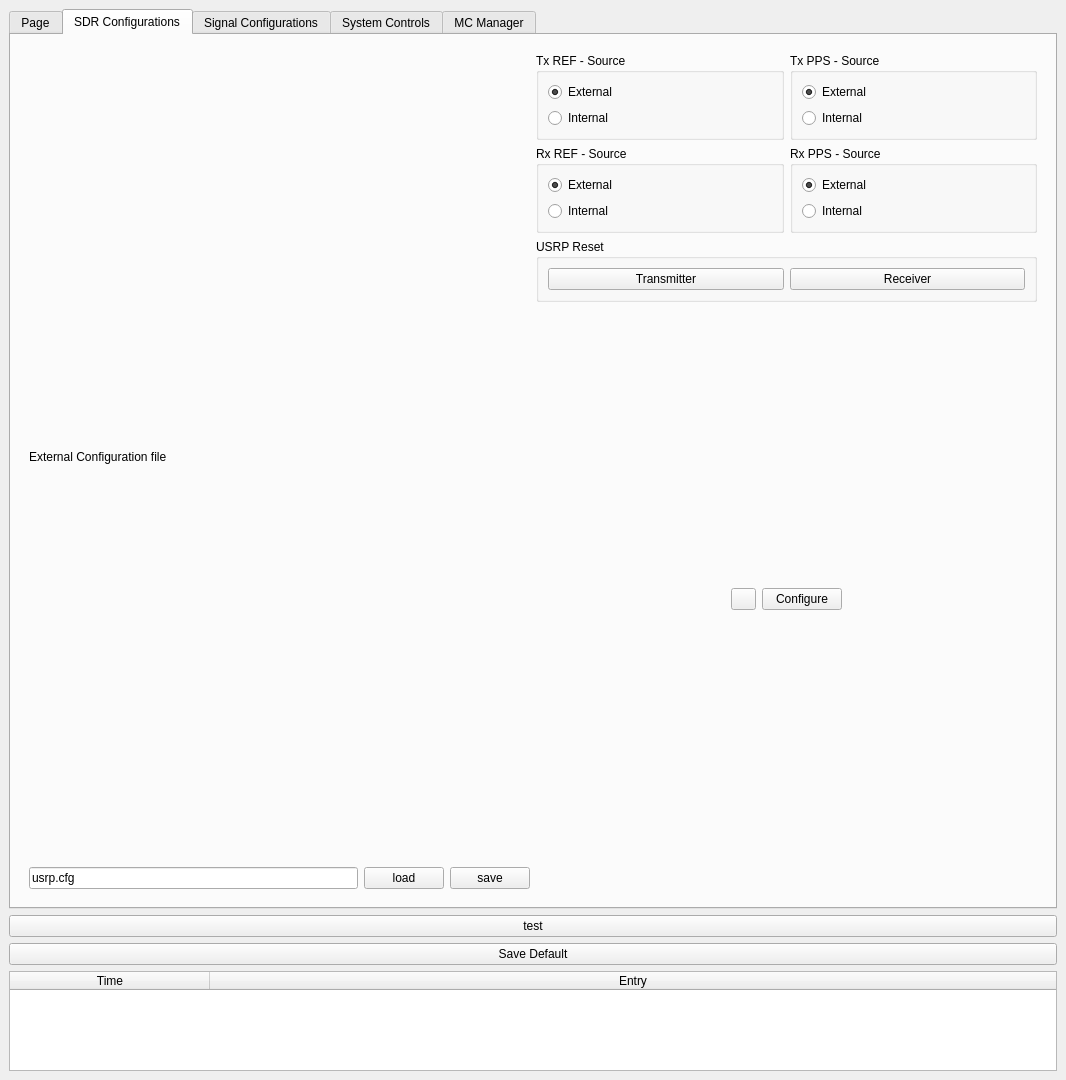
Above: caa_project/maingui.ui from jranstrom/usrp_caa_ui before the change. Below: the same form after it.
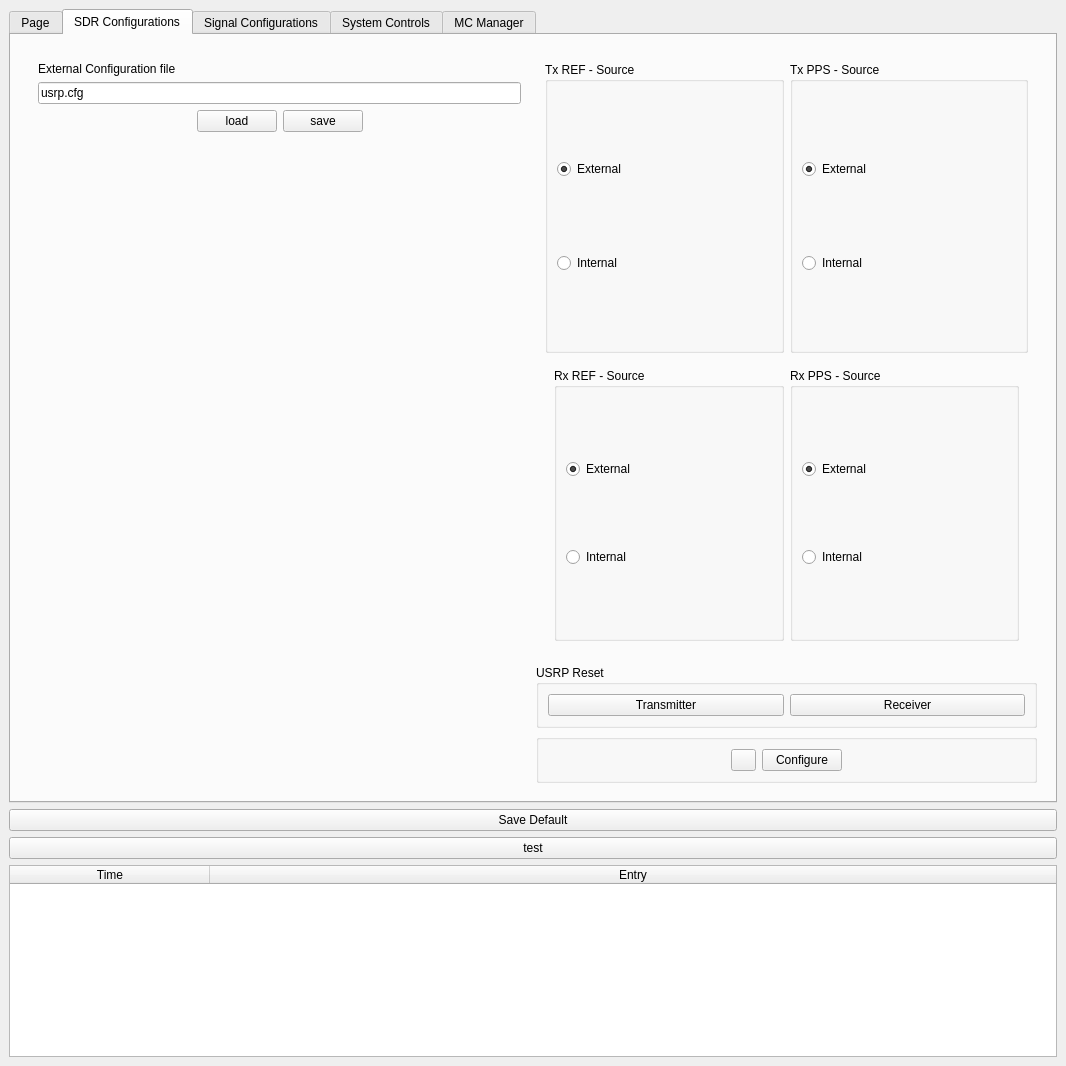
That is the form after the change. The open tabs and pages were chosen to show the change. Custom widgets are drawn as their Qt base class.

Commit message: Changed SDR configuration UI to gridLayout to better fit within a window

```diff
--- a/caa_project/maingui.ui
+++ b/caa_project/maingui.ui
@@ -7,7 +7,7 @@
     <x>0</x>
     <y>0</y>
     <width>1066</width>
-    <height>1080</height>
+    <height>1066</height>
    </rect>
   </property>
   <property name="windowTitle">
@@ -15,7 +15,7 @@
   </property>
   <widget class="QWidget" name="centralwidget">
    <property name="sizePolicy">
-    <sizepolicy hsizetype="Expanding" vsizetype="Expanding">
+    <sizepolicy hsizetype="MinimumExpanding" vsizetype="MinimumExpanding">
      <horstretch>1</horstretch>
      <verstretch>1</verstretch>
     </sizepolicy>
@@ -149,24 +149,43 @@
        <layout class="QGridLayout" name="gridLayout_2">
         <item row="0" column="0">
          <widget class="QWidget" name="sdr_config_container" native="true">
-          <layout class="QHBoxLayout" name="horizontalLayout_18">
+          <layout class="QHBoxLayout" name="horizontalLayout_16">
            <item>
-            <layout class="QVBoxLayout" name="verticalLayout_12">
-             <property name="sizeConstraint">
-              <enum>QLayout::SetNoConstraint</enum>
+            <layout class="QGridLayout" name="sdr_config_grid_layout">
+             <property name="verticalSpacing">
+              <number>1</number>
              </property>
-             <item>
+             <item row="0" column="0">
               <layout class="QVBoxLayout" name="verticalLayout_3">
                <item>
+                <widget class="QWidget" name="widget" native="true">
+                 <property name="sizePolicy">
+                  <sizepolicy hsizetype="Preferred" vsizetype="Minimum">
+                   <horstretch>0</horstretch>
+                   <verstretch>0</verstretch>
+                  </sizepolicy>
+                 </property>
+                 <property name="minimumSize">
+                  <size>
+                   <width>0</width>
+                   <height>55</height>
+                  </size>
+                 </property>
+                 <layout class="QVBoxLayout" name="verticalLayout_34">
+                  <item>
                 <widget class="QLabel" name="label_3">
+                    <property name="sizePolicy">
+                     <sizepolicy hsizetype="Preferred" vsizetype="Fixed">
+                      <horstretch>0</horstretch>
+                      <verstretch>0</verstretch>
+                     </sizepolicy>
+                    </property>
                  <property name="text">
                   <string>External Configuration file</string>
                  </property>
                 </widget>
                </item>
                <item>
-                <layout class="QHBoxLayout" name="horizontalLayout_3">
-                 <item>
                   <widget class="QLineEdit" name="lineEdit_cfg_file">
                    <property name="inputMask">
                     <string/>
@@ -177,6 +196,21 @@
                   </widget>
                  </item>
                  <item>
+                   <layout class="QHBoxLayout" name="horizontalLayout_3">
+                    <item>
+                     <spacer name="horizontalSpacer_22">
+                      <property name="orientation">
+                       <enum>Qt::Horizontal</enum>
+                      </property>
+                      <property name="sizeHint" stdset="0">
+                       <size>
+                        <width>40</width>
+                        <height>20</height>
+                       </size>
+                      </property>
+                     </spacer>
+                    </item>
+                    <item>
                   <widget class="QPushButton" name="button_load_cfg">
                    <property name="text">
                     <string>load</string>
@@ -190,10 +224,46 @@
                    </property>
                   </widget>
                  </item>
-                </layout>
-               </item>
-              </layout>
-             </item>
+                    <item>
+                     <spacer name="horizontalSpacer_23">
+                      <property name="orientation">
+                       <enum>Qt::Horizontal</enum>
+                      </property>
+                      <property name="sizeHint" stdset="0">
+                       <size>
+                        <width>40</width>
+                        <height>20</height>
+                       </size>
+                      </property>
+                     </spacer>
+                    </item>
+                   </layout>
+                  </item>
+                  <item>
+                   <spacer name="verticalSpacer_3">
+                    <property name="orientation">
+                     <enum>Qt::Vertical</enum>
+                    </property>
+                    <property name="sizeHint" stdset="0">
+                     <size>
+                      <width>20</width>
+                      <height>40</height>
+                     </size>
+                    </property>
+                   </spacer>
+                  </item>
+                 </layout>
+                </widget>
+               </item>
+              </layout>
+             </item>
+            </layout>
+           </item>
+           <item>
+            <layout class="QVBoxLayout" name="verticalLayout_12">
+             <property name="sizeConstraint">
+              <enum>QLayout::SetNoConstraint</enum>
+             </property>
             </layout>
            </item>
            <item>
@@ -202,9 +272,18 @@
               <enum>QLayout::SetNoConstraint</enum>
              </property>
              <item>
+              <widget class="QWidget" name="sdr_tx_source_container" native="true">
+               <layout class="QVBoxLayout" name="verticalLayout_32">
+                <item>
               <layout class="QHBoxLayout" name="horizontalLayout_2">
                <item>
                 <widget class="QGroupBox" name="groupBox_tx_ref">
+                    <property name="sizePolicy">
+                     <sizepolicy hsizetype="Preferred" vsizetype="Preferred">
+                      <horstretch>0</horstretch>
+                      <verstretch>0</verstretch>
+                     </sizepolicy>
+                    </property>
                  <property name="title">
                   <string>Tx REF - Source</string>
                  </property>
@@ -288,9 +367,18 @@
               </layout>
              </item>
              <item>
+                 <widget class="QWidget" name="sdr_rx_source_container" native="true">
+                  <layout class="QVBoxLayout" name="verticalLayout_33">
+                   <item>
               <layout class="QHBoxLayout" name="horizontalLayout">
                <item>
                 <widget class="QGroupBox" name="groupBox_rx_ref">
+                       <property name="sizePolicy">
+                        <sizepolicy hsizetype="Preferred" vsizetype="Preferred">
+                         <horstretch>0</horstretch>
+                         <verstretch>0</verstretch>
+                        </sizepolicy>
+                       </property>
                  <property name="title">
                   <string>Rx REF - Source</string>
                  </property>
@@ -332,6 +420,12 @@
                </item>
                <item>
                 <widget class="QGroupBox" name="groupBox_rx_pps">
+                       <property name="sizePolicy">
+                        <sizepolicy hsizetype="Preferred" vsizetype="Preferred">
+                         <horstretch>0</horstretch>
+                         <verstretch>0</verstretch>
+                        </sizepolicy>
+                       </property>
                  <property name="title">
                   <string>Rx PPS - Source</string>
                  </property>
@@ -373,8 +467,20 @@
                </item>
               </layout>
              </item>
+                  </layout>
+                 </widget>
+                </item>
+               </layout>
+              </widget>
+             </item>
              <item>
-              <widget class="QGroupBox" name="groupBox_4">
+              <widget class="QGroupBox" name="group_reset_ursp">
+               <property name="sizePolicy">
+                <sizepolicy hsizetype="Preferred" vsizetype="Fixed">
+                 <horstretch>0</horstretch>
+                 <verstretch>0</verstretch>
+                </sizepolicy>
+               </property>
                <property name="title">
                 <string>USRP Reset</string>
                </property>
@@ -397,20 +503,23 @@
               </widget>
              </item>
              <item>
-              <spacer name="verticalSpacer_3">
-               <property name="orientation">
-                <enum>Qt::Vertical</enum>
+              <widget class="QGroupBox" name="groupBox_sdr_config_button">
+               <property name="sizePolicy">
+                <sizepolicy hsizetype="Minimum" vsizetype="Fixed">
+                 <horstretch>0</horstretch>
+                 <verstretch>0</verstretch>
+                </sizepolicy>
                </property>
-               <property name="sizeHint" stdset="0">
+               <property name="minimumSize">
                 <size>
-                 <width>20</width>
-                 <height>40</height>
+                 <width>0</width>
+                 <height>20</height>
                 </size>
                </property>
-              </spacer>
-             </item>
-             <item>
-              <layout class="QHBoxLayout" name="configure_button_layout">
+               <property name="title">
+                <string/>
+               </property>
+               <layout class="QHBoxLayout" name="horizontalLayout_18">
                <item>
                 <spacer name="horizontalSpacer_12">
                  <property name="orientation">
@@ -458,19 +567,10 @@
                 </spacer>
                </item>
               </layout>
+              </widget>
              </item>
              <item>
-              <spacer name="verticalSpacer_4">
-               <property name="orientation">
-                <enum>Qt::Vertical</enum>
-               </property>
-               <property name="sizeHint" stdset="0">
-                <size>
-                 <width>20</width>
-                 <height>40</height>
-                </size>
-               </property>
-              </spacer>
+              <layout class="QHBoxLayout" name="configure_button_layout"/>
              </item>
             </layout>
            </item>
@@ -2106,13 +2206,6 @@
       </widget>
      </widget>
     </item>
-    <item>
-     <widget class="QPushButton" name="btn_test">
-      <property name="text">
-       <string>test</string>
-      </property>
-     </widget>
-    </item>
     <item>
      <widget class="QPushButton" name="button_save_default_format">
       <property name="text">
@@ -2120,10 +2213,17 @@
       </property>
      </widget>
     </item>
+    <item>
+     <widget class="QPushButton" name="btn_test">
+      <property name="text">
+       <string>test</string>
+      </property>
+     </widget>
+    </item>
     <item>
      <widget class="QTableWidget" name="tableWidget_status">
       <property name="sizePolicy">
-       <sizepolicy hsizetype="Expanding" vsizetype="Expanding">
+       <sizepolicy hsizetype="MinimumExpanding" vsizetype="MinimumExpanding">
         <horstretch>0</horstretch>
         <verstretch>0</verstretch>
        </sizepolicy>
@@ -2137,7 +2237,7 @@
       <property name="maximumSize">
        <size>
         <width>16777215</width>
-        <height>100</height>
+        <height>16777215</height>
        </size>
       </property>
       <property name="selectionBehavior">
```
Left out of the diff: 2 changed lines with no effect on the pictures. Lines whose indentation alone changed are shown as unchanged. The commit also changes 3 other files.
